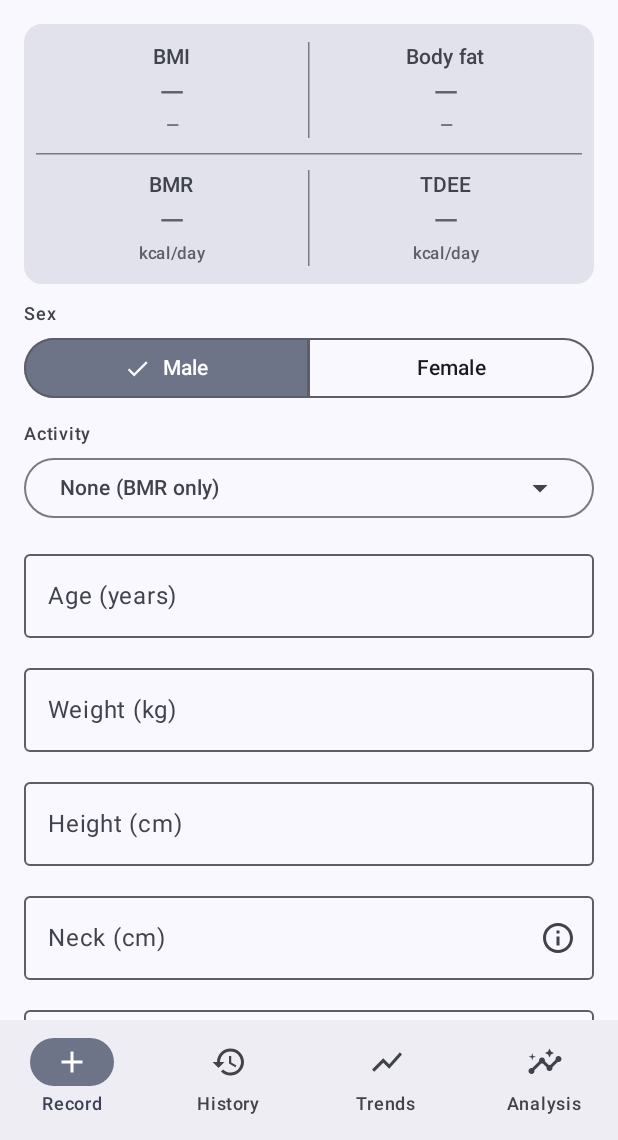
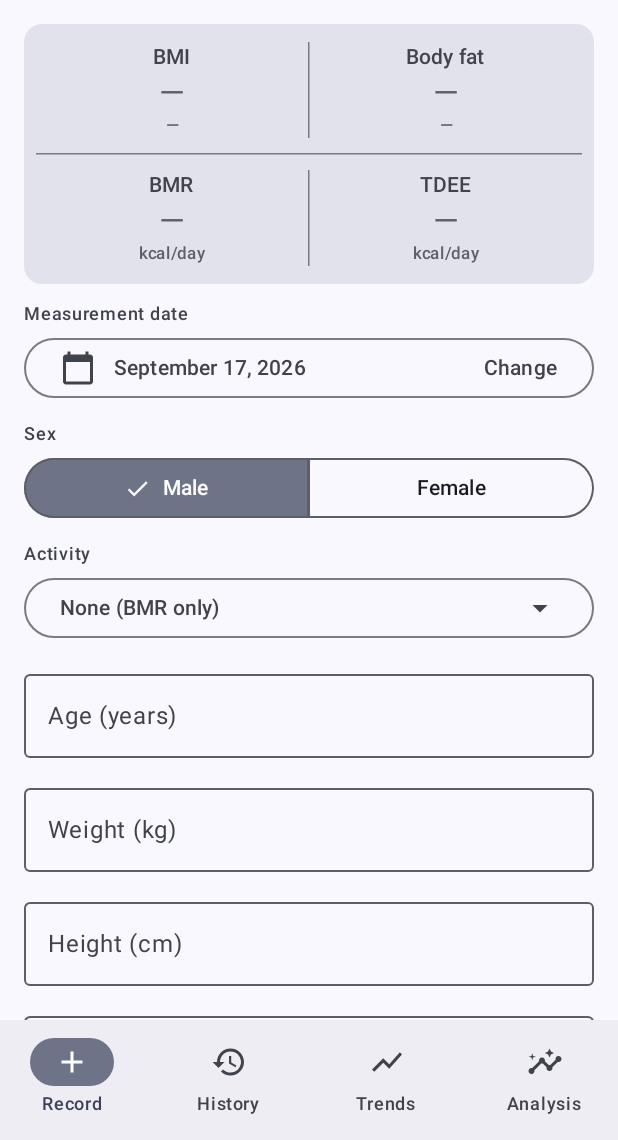
Before and after one commit to hakansilsupur/body_measure, an Android app built with Jetpack Compose: the screen it shows after launch (MainActivity), on a phone screen of 412 x 824 dp, the part 96-1236 px from its top. Run offline under Robolectric (Android 15) with nearby library versions, the phone set to English and light mode, and no system bars; our stand-ins replace Room's generated code.

Commit message:
Let the measurement date be set, and order history by it
New entries were stamped with the moment they were saved, and editing
an entry deliberately preserved that stamp, so a session measured
yesterday and logged today was filed under the wrong day with no way
to correct it.

The Record form now opens with a Measurement date field and a picker.
The date travels through the draft and MeasurementInput into the saved
row, so changing it on an existing entry moves that entry to its
correct position in history rather than pinning it where it was
created.

Only the calendar day is taken from the picker; the time of day is
preserved so several entries sharing a date keep a stable order, and
queries now break remaining ties by id rather than leaving the order
undefined. DatePicker reports selections as UTC midnight, so the two
conversions against the local calendar are explicit - without them the
stored day drifts by one either side of the date line.

After a save the date resets to today rather than persisting, since
silently carrying a back-dated value forward would misfile the next
entry.

Co-Authored-By: Claude Opus 5 <noreply@anthropic.com>
Claude-Session: https://claude.ai/code/session_01XJoMuVp4AnoYsG82hEvVL1

```diff
--- a/app/src/main/java/com/bodymeasure/app/data/MeasurementDao.kt
+++ b/app/src/main/java/com/bodymeasure/app/data/MeasurementDao.kt
@@ -10,17 +10,17 @@ import kotlinx.coroutines.flow.Flow
 @Dao
 interface MeasurementDao {
 
-    @Query("SELECT * FROM measurements ORDER BY timestamp DESC")
+    @Query("SELECT * FROM measurements ORDER BY timestamp DESC, id DESC")
     fun observeAll(): Flow<List<Measurement>>
 
-    @Query("SELECT * FROM measurements ORDER BY timestamp DESC LIMIT 1")
+    @Query("SELECT * FROM measurements ORDER BY timestamp DESC, id DESC LIMIT 1")
     fun observeLatest(): Flow<Measurement?>
 
     @Query("SELECT * FROM measurements WHERE id = :id")
     suspend fun getById(id: Long): Measurement?
 
     /** One-shot read of everything, for export. */
-    @Query("SELECT * FROM measurements ORDER BY timestamp DESC")
+    @Query("SELECT * FROM measurements ORDER BY timestamp DESC, id DESC")
     suspend fun getAllOnce(): List<Measurement>
 
     /** Used to skip entries already present when importing. */
--- a/app/src/main/java/com/bodymeasure/app/ui/AddMeasurementScreen.kt
+++ b/app/src/main/java/com/bodymeasure/app/ui/AddMeasurementScreen.kt
@@ -15,12 +15,16 @@ import androidx.compose.foundation.text.KeyboardOptions
 import androidx.compose.foundation.verticalScroll
 import androidx.compose.material.icons.Icons
 import androidx.compose.material.icons.filled.ArrowDropDown
+import androidx.compose.material.icons.filled.CalendarToday
 import androidx.compose.material.icons.outlined.Info
 import androidx.compose.material3.Button
 import androidx.compose.material3.Card
 import androidx.compose.material3.CardDefaults
+import androidx.compose.material3.DatePicker
+import androidx.compose.material3.DatePickerDialog
 import androidx.compose.material3.DropdownMenu
 import androidx.compose.material3.DropdownMenuItem
+import androidx.compose.material3.ExperimentalMaterial3Api
 import androidx.compose.material3.HorizontalDivider
 import androidx.compose.material3.Icon
 import androidx.compose.material3.IconButton
@@ -31,6 +35,8 @@ import androidx.compose.material3.SegmentedButton
 import androidx.compose.material3.SegmentedButtonDefaults
 import androidx.compose.material3.SingleChoiceSegmentedButtonRow
 import androidx.compose.material3.Text
+import androidx.compose.material3.TextButton
+import androidx.compose.material3.rememberDatePickerState
 import androidx.compose.material3.VerticalDivider
 import androidx.compose.runtime.Composable
 import androidx.compose.runtime.getValue
@@ -53,6 +59,10 @@ import com.bodymeasure.app.util.BodyFat
 import com.bodymeasure.app.util.BodyFatCategory
 import com.bodymeasure.app.util.Sex
 import java.io.File
+import java.text.DateFormat
+import java.util.Calendar
+import java.util.Date
+import java.util.TimeZone
 
 /**
  * Record form. State lives in [draft] (owned by the ViewModel) so a partially
@@ -119,6 +129,7 @@ fun AddMeasurementScreen(
             tdeeKcal = livePreviewTdee
         )
 
+        DateField(timestamp = draft.timestamp, onChange = { draft.timestamp = it })
         SexSelector(sex = draft.sex, onChange = { draft.sex = it })
         ActivitySelector(activity = draft.activity, onChange = { draft.activity = it })
 
@@ -239,6 +250,85 @@ private fun EditingBanner(onCancel: () -> Unit) {
             }
         }
     }
+}
+
+/**
+ * Shows the measurement date and opens a picker to change it, so a session can
+ * be logged after the fact rather than always being stamped "now".
+ */
+@OptIn(ExperimentalMaterial3Api::class)
+@Composable
+private fun DateField(timestamp: Long, onChange: (Long) -> Unit) {
+    var open by rememberSaveable { mutableStateOf(false) }
+    val fmt = remember { DateFormat.getDateInstance(DateFormat.LONG) }
+
+    Column {
+        Text(
+            stringResource(R.string.measurement_date),
+            style = MaterialTheme.typography.labelMedium,
+            color = MaterialTheme.colorScheme.onSurfaceVariant,
+            modifier = Modifier.padding(bottom = 4.dp)
+        )
+        OutlinedButton(onClick = { open = true }, modifier = Modifier.fillMaxWidth()) {
+            Icon(Icons.Default.CalendarToday, contentDescription = null)
+            Text(
+                fmt.format(Date(timestamp)),
+                modifier = Modifier.weight(1f).padding(start = 12.dp)
+            )
+            Text(stringResource(R.string.change_date))
+        }
+    }
+
+    if (open) {
+        val state = rememberDatePickerState(
+            initialSelectedDateMillis = localDayToUtcMillis(timestamp)
+        )
+        DatePickerDialog(
+            onDismissRequest = { open = false },
+            confirmButton = {
+                TextButton(onClick = {
+                    state.selectedDateMillis?.let { onChange(withPickedDay(it, timestamp)) }
+                    open = false
+                }) { Text(stringResource(R.string.ok)) }
+            },
+            dismissButton = {
+                TextButton(onClick = { open = false }) {
+                    Text(stringResource(R.string.cancel))
+                }
+            }
+        ) {
+            DatePicker(state = state)
+        }
+    }
+}
+
+/**
+ * DatePicker speaks UTC: it reports a chosen day as UTC midnight. These two
+ * helpers convert across that boundary so the day shown is the day stored,
+ * whatever the device's timezone.
+ */
+private fun localDayToUtcMillis(localMillis: Long): Long {
+    val local = Calendar.getInstance().apply { timeInMillis = localMillis }
+    return Calendar.getInstance(TimeZone.getTimeZone("UTC")).apply {
+        clear()
+        set(
+            local.get(Calendar.YEAR),
+            local.get(Calendar.MONTH),
+            local.get(Calendar.DAY_OF_MONTH)
+        )
+    }.timeInMillis
+}
+
+/** Takes the calendar day from the picker, keeps the time of day from [existing]. */
+private fun withPickedDay(pickedUtcMillis: Long, existing: Long): Long {
+    val picked = Calendar.getInstance(TimeZone.getTimeZone("UTC"))
+        .apply { timeInMillis = pickedUtcMillis }
+    return Calendar.getInstance().apply {
+        timeInMillis = existing
+        set(Calendar.YEAR, picked.get(Calendar.YEAR))
+        set(Calendar.MONTH, picked.get(Calendar.MONTH))
+        set(Calendar.DAY_OF_MONTH, picked.get(Calendar.DAY_OF_MONTH))
+    }.timeInMillis
 }
 
 @Composable
--- a/app/src/main/java/com/bodymeasure/app/ui/MeasurementDraft.kt
+++ b/app/src/main/java/com/bodymeasure/app/ui/MeasurementDraft.kt
@@ -16,6 +16,8 @@ import com.bodymeasure.app.util.Sex
  * remembered state goes with it.
  */
 class MeasurementDraft {
+    /** When the measurement was taken. Editable, so past sessions can be logged. */
+    var timestamp by mutableStateOf(System.currentTimeMillis())
     var sex by mutableStateOf(Sex.Male)
     var activity by mutableStateOf<ActivityLevel?>(null)
     var age by mutableStateOf("")
@@ -31,8 +33,13 @@ class MeasurementDraft {
     /** File name of the attached progress photo, or null when none is set. */
     var photoFileName by mutableStateOf<String?>(null)
 
-    /** Clears the measurement fields, keeping sex and activity for the next entry. */
+    /**
+     * Clears the measurement fields, keeping sex and activity for the next entry.
+     * The date resets to today: carrying a back-dated value forward silently
+     * would file the next entry under the wrong day.
+     */
     fun clearMeasurements() {
+        timestamp = System.currentTimeMillis()
         age = ""
         weight = ""
         height = ""
@@ -47,6 +54,7 @@ class MeasurementDraft {
 
     /** Replaces all fields with the values of a stored entry, for editing. */
     fun loadFrom(m: Measurement) {
+        timestamp = m.timestamp
         sex = runCatching { Sex.valueOf(m.sex) }.getOrDefault(Sex.Male)
         activity = ActivityLevel.fromFactor(m.activityFactor)
         age = m.ageYears?.toString() ?: ""
@@ -67,6 +75,7 @@ class MeasurementDraft {
         val h = height.toDoubleOrNull() ?: return null
         if (w <= 0 || h <= 0) return null
         return MeasurementInput(
+            timestamp = timestamp,
             sex = sex,
             ageYears = age.toIntOrNull(),
             activity = activity,
--- a/app/src/main/res/values/strings.xml
+++ b/app/src/main/res/values/strings.xml
@@ -9,6 +9,9 @@
     <string name="sex_male">Male</string>
     <string name="sex_female">Female</string>
 
+    <string name="measurement_date">Measurement date</string>
+    <string name="change_date">Change</string>
+    <string name="ok">OK</string>
     <string name="age_years">Age (years)</string>
     <string name="weight_kg">Weight (kg)</string>
     <string name="height_cm">Height (cm)</string>
```
Also changed, not shown: app/src/main/java/com/bodymeasure/app/ui/MeasurementViewModel.kt (+5 -7 lines), 1 other file.
